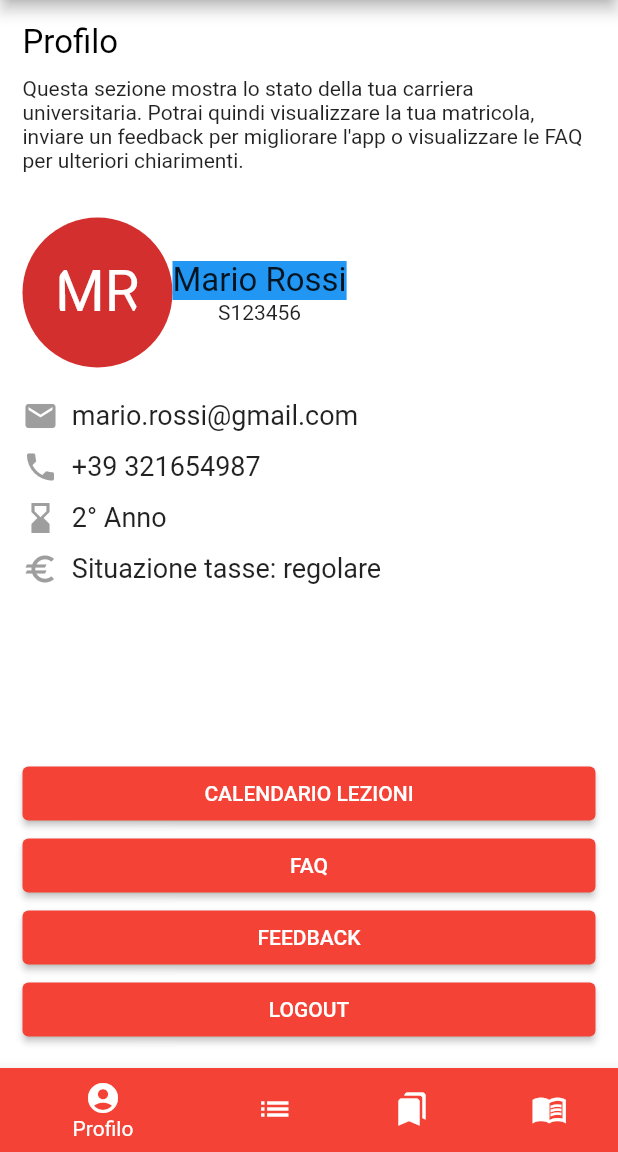
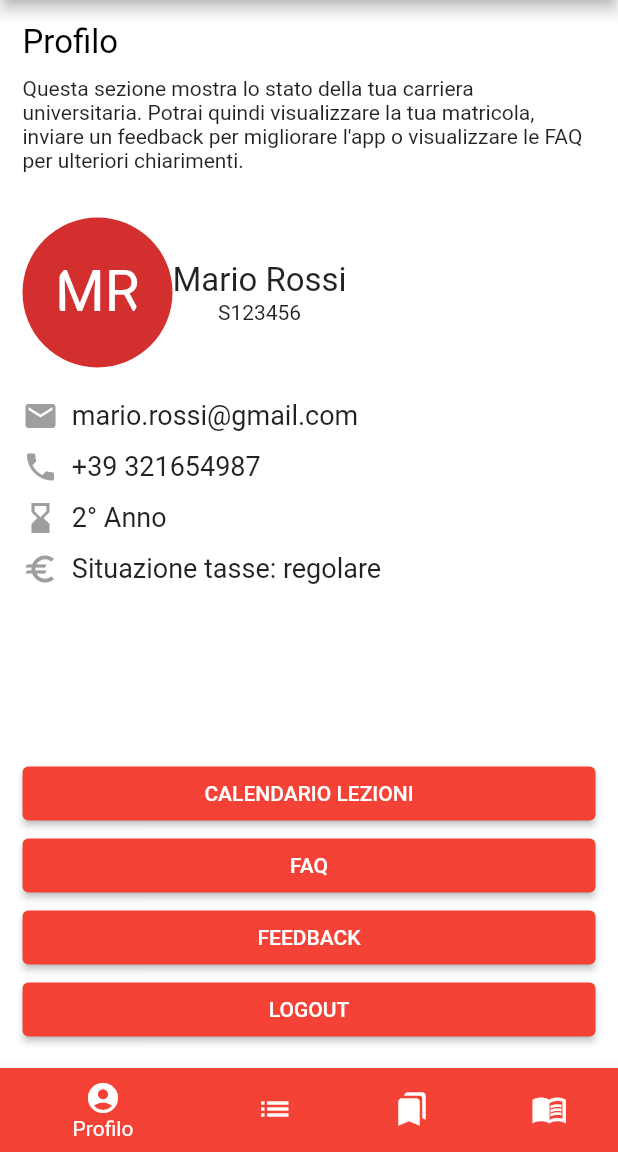
Before and after one commit to federicobenedetti/AgendaUnivPM-flutter, a Flutter app: the Navbar screen opened by its route, on a phone screen of 412 x 824 dp, the part 84-1236 px from its top. Run offline on Flutter 3.47's test engine with Material 2 defaults, Android fonts, the phone set to English and light mode, and no system bars.

```diff
--- a/lib/screens/lessoncalendar.dart
+++ b/lib/screens/lessoncalendar.dart
@@ -10,7 +10,9 @@ class LessonCalendar extends StatefulWidget {
 class _FaqState extends State<LessonCalendar> {
   @override
   Widget build(BuildContext context) {
-    return Padding(
+    return Scaffold(
+      appBar: AppBar(title: Text("Agenda UnivPM")),
+      body: Padding(
         padding: EdgeInsets.all(15.0),
         child: Column(
           children: <Widget>[
@@ -28,6 +30,7 @@ class _FaqState extends State<LessonCalendar> {
             SizedBox(height: 20),
           ],
         ),
+      ),
     ); // Scaffold
   }
 }
--- a/lib/screens/user.dart
+++ b/lib/screens/user.dart
@@ -37,17 +37,9 @@ class _UserPageState extends State<UserPage> {
                 ),
                 Column(
                   children: [
-                    Row(
-                      mainAxisSize: MainAxisSize.max,
-                      children: [
-                        Container(
-                          color: Colors.blue,
-                          child: Text(
-                            "Mario Rossi",
-                            style: TextStyle(fontSize: 22),
-                          ),
-                        ),
-                      ],
+                    Text(
+                      "Mario Rossi",
+                      style: TextStyle(fontSize: 22),
                     ),
                     Row(
                       children: [
```
Also changed, not shown: lib/screens/faq.dart (+11 -3 lines), lib/widgets/cardfaq.dart (added, +53 -0 lines), lib/widgets/cardcourse.dart (added), lib/widgets/cardlesson.dart (added). Lines whose indentation alone changed are shown as unchanged.
